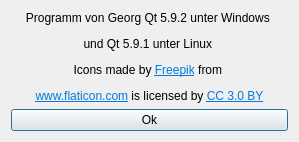
Qt form creditdialog.ui (AwesomeTextEdtor/Texteditor) before a commit.
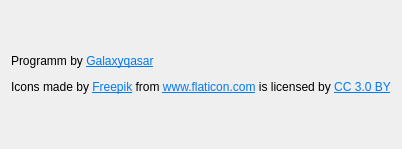
The same form after that commit.

```diff
--- a/creditdialog.ui
+++ b/creditdialog.ui
@@ -6,37 +6,26 @@
    <rect>
     <x>0</x>
     <y>0</y>
-    <width>299</width>
-    <height>140</height>
+    <width>357</width>
+    <height>149</height>
    </rect>
   </property>
   <property name="windowTitle">
    <string>Credits</string>
   </property>
-  <layout class="QVBoxLayout" name="verticalLayout_2">
-   <item>
     <layout class="QVBoxLayout" name="verticalLayout">
      <item>
       <widget class="QLabel" name="label">
-       <property name="layoutDirection">
-        <enum>Qt::LeftToRight</enum>
-       </property>
        <property name="text">
-        <string>&lt;html&gt;&lt;head/&gt;&lt;body&gt;&lt;p&gt;Programm von Georg Qt 5.9.2 unter Windows &lt;/p&gt;&lt;p&gt;und Qt 5.9.1 unter Linux &lt;/p&gt;&lt;p&gt;Icons made by &lt;a href=&quot;http://www.freepik.com&quot;&gt;&lt;span style=&quot; text-decoration: underline; color:#007af4;&quot;&gt;Freepik&lt;/span&gt;&lt;/a&gt; from &lt;/p&gt;&lt;p&gt;&lt;a href=&quot;https://www.flaticon.com/&quot;&gt;&lt;span style=&quot; text-decoration: underline; color:#007af4;&quot;&gt;www.flaticon.com&lt;/span&gt;&lt;/a&gt; is licensed by &lt;a href=&quot;http://creativecommons.org/licenses/by/3.0/&quot;&gt;&lt;span style=&quot; text-decoration: underline; color:#007af4;&quot;&gt;CC 3.0 BY&lt;/span&gt;&lt;/a&gt;&lt;/p&gt;&lt;/body&gt;&lt;/html&gt;</string>
-       </property>
-       <property name="alignment">
-        <set>Qt::AlignCenter</set>
-       </property>
-      </widget>
-     </item>
-     <item>
-      <widget class="QPushButton" name="pushButton">
-       <property name="text">
-        <string>Ok</string>
-       </property>
-      </widget>
-     </item>
-    </layout>
+      <string>&lt;html&gt;&lt;head/&gt;&lt;body&gt;&lt;p&gt;Programm by &lt;a href=&quot;http://github.com/Galaxyqasar&quot;&gt;&lt;span style=&quot; text-decoration: underline; color:#007af4;&quot;&gt;Galaxyqasar&lt;/span&gt;&lt;/a&gt;&lt;/p&gt;&lt;p&gt;Icons made by &lt;a href=&quot;http://www.freepik.com&quot;&gt;&lt;span style=&quot; text-decoration: underline; color:#007af4;&quot;&gt;Freepik&lt;/span&gt;&lt;/a&gt; from &lt;a href=&quot;https://www.flaticon.com/&quot;&gt;&lt;span style=&quot; text-decoration: underline; color:#007af4;&quot;&gt;www.flaticon.com&lt;/span&gt;&lt;/a&gt; is licensed by &lt;a href=&quot;http://creativecommons.org/licenses/by/3.0/&quot;&gt;&lt;span style=&quot; text-decoration: underline; color:#007af4;&quot;&gt;CC 3.0 BY&lt;/span&gt;&lt;/a&gt;&lt;/p&gt;&lt;/body&gt;&lt;/html&gt;</string>
+     </property>
+     <property name="scaledContents">
+      <bool>false</bool>
+     </property>
+     <property name="wordWrap">
+      <bool>false</bool>
+     </property>
+    </widget>
    </item>
   </layout>
  </widget>
```
Left out of the diff: 2 changed lines with no effect on the pictures. Lines whose indentation alone changed are shown as unchanged.
